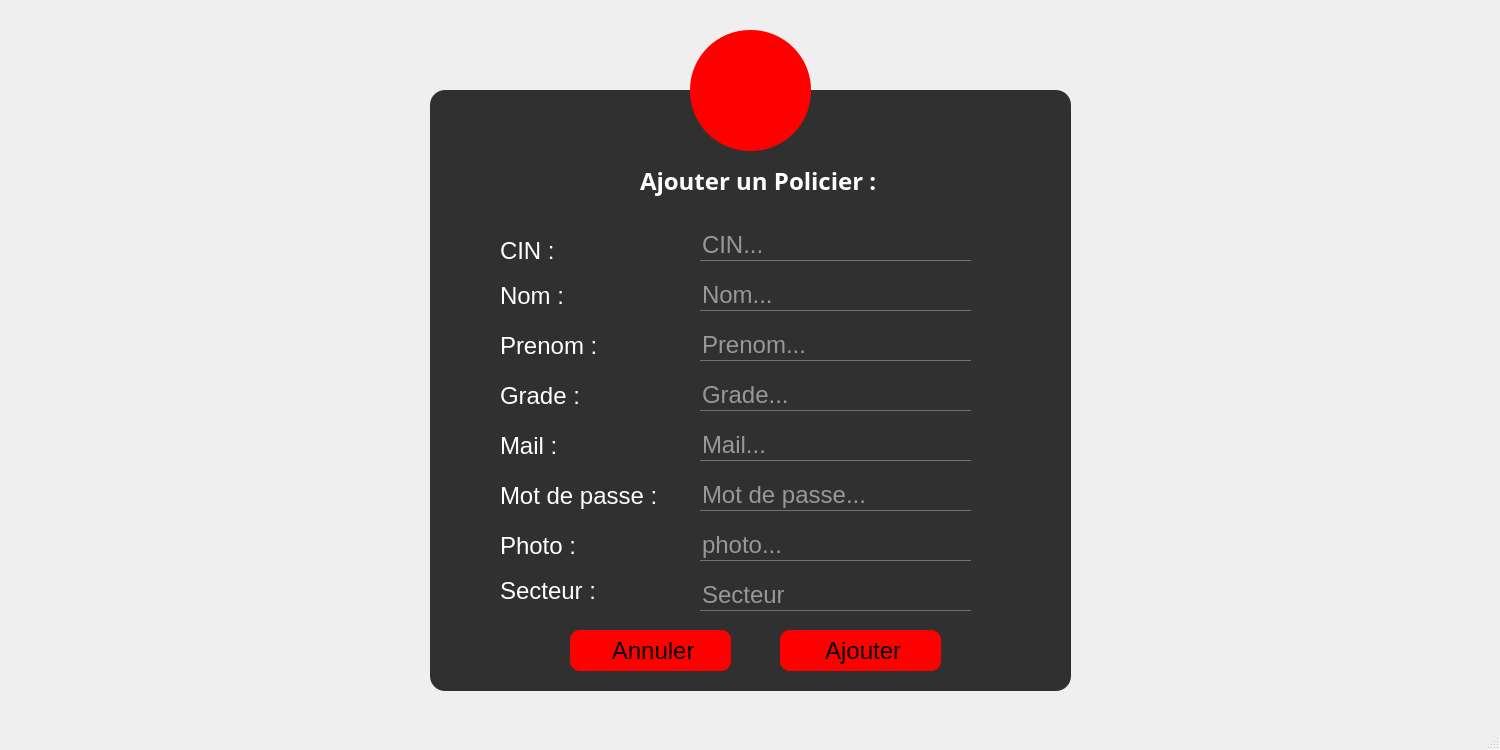
Qt form policestation.ui (nefissaKhiari/Smart_Plolice_Station) before a commit.
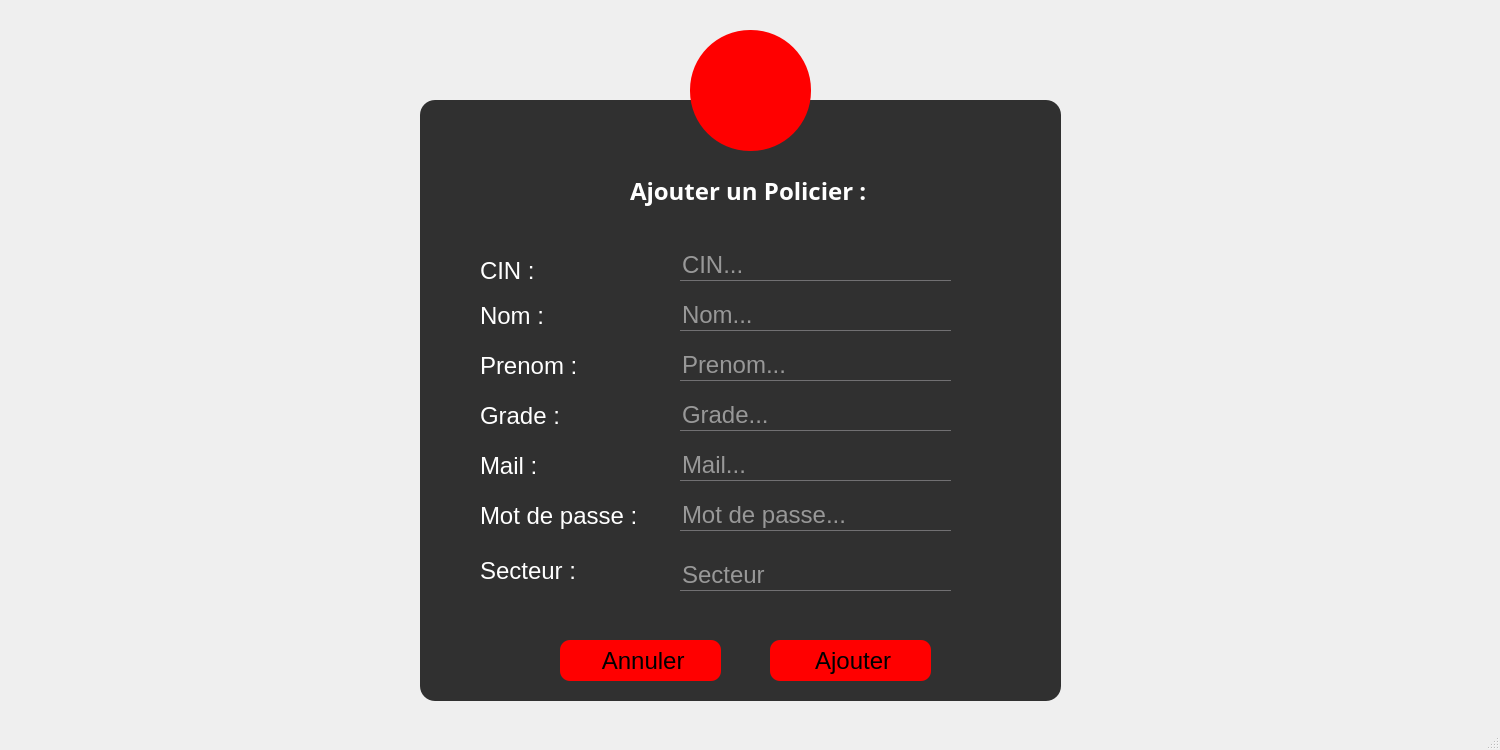
The same form after that commit. The open tabs and pages were chosen to show the change. Icons and pictures are not drawn.

```diff
--- a/policestation.ui
+++ b/policestation.ui
@@ -15428,8 +15428,8 @@
      <widget class="QFrame" name="frame_49">
       <property name="geometry">
        <rect>
-        <x>430</x>
-        <y>80</y>
+        <x>420</x>
+        <y>90</y>
         <width>641</width>
         <height>601</height>
        </rect>
@@ -15470,8 +15470,8 @@
       <widget class="QLabel" name="L_ANomPolicier">
        <property name="geometry">
         <rect>
-         <x>70</x>
-         <y>190</y>
+         <x>60</x>
+         <y>200</y>
          <width>121</width>
          <height>31</height>
         </rect>
@@ -15486,8 +15486,8 @@
       <widget class="QLabel" name="L_APrenomPolicier">
        <property name="geometry">
         <rect>
-         <x>70</x>
-         <y>240</y>
+         <x>60</x>
+         <y>250</y>
          <width>121</width>
          <height>31</height>
         </rect>
@@ -15502,8 +15502,8 @@
       <widget class="QLabel" name="L_AGradePolicier">
        <property name="geometry">
         <rect>
-         <x>70</x>
-         <y>290</y>
+         <x>60</x>
+         <y>300</y>
          <width>131</width>
          <height>31</height>
         </rect>
@@ -15518,8 +15518,8 @@
       <widget class="QLabel" name="L_AMailPolicier">
        <property name="geometry">
         <rect>
-         <x>70</x>
-         <y>340</y>
+         <x>60</x>
+         <y>350</y>
          <width>141</width>
          <height>31</height>
         </rect>
@@ -15534,8 +15534,8 @@
       <widget class="QLabel" name="L_AMdpPolicier">
        <property name="geometry">
         <rect>
-         <x>70</x>
-         <y>390</y>
+         <x>60</x>
+         <y>400</y>
          <width>161</width>
          <height>31</height>
         </rect>
@@ -15631,8 +15631,8 @@
       <widget class="QLabel" name="L_ACinPolicier">
        <property name="geometry">
         <rect>
-         <x>70</x>
-         <y>150</y>
+         <x>60</x>
+         <y>160</y>
          <width>81</width>
          <height>21</height>
         </rect>
@@ -15644,30 +15644,11 @@
         <string>CIN :</string>
        </property>
       </widget>
-      <widget class="QLabel" name="label_12">
-       <property name="enabled">
-        <bool>true</bool>
-       </property>
-       <property name="geometry">
-        <rect>
-         <x>70</x>
-         <y>440</y>
-         <width>151</width>
-         <height>31</height>
-        </rect>
-       </property>
-       <property name="styleSheet">
-        <string notr="true">background: transparent;</string>
-       </property>
-       <property name="text">
-        <string>Photo :</string>
-       </property>
-      </widget>
       <widget class="QLabel" name="label_13">
        <property name="geometry">
         <rect>
-         <x>70</x>
-         <y>490</y>
+         <x>60</x>
+         <y>460</y>
          <width>131</width>
          <height>21</height>
         </rect>
@@ -15682,8 +15663,8 @@
       <widget class="QLineEdit" name="LE_ACin">
        <property name="geometry">
         <rect>
-         <x>270</x>
-         <y>140</y>
+         <x>260</x>
+         <y>150</y>
          <width>271</width>
          <height>31</height>
         </rect>
@@ -15698,8 +15679,8 @@
       <widget class="QLineEdit" name="LE_ANomPolicier">
        <property name="geometry">
         <rect>
-         <x>270</x>
-         <y>190</y>
+         <x>260</x>
+         <y>200</y>
          <width>271</width>
          <height>31</height>
         </rect>
@@ -15711,8 +15692,8 @@
       <widget class="QLineEdit" name="LE_APrenomPolicier">
        <property name="geometry">
         <rect>
-         <x>270</x>
-         <y>240</y>
+         <x>260</x>
+         <y>250</y>
          <width>271</width>
          <height>31</height>
         </rect>
@@ -15724,8 +15705,8 @@
       <widget class="QLineEdit" name="LE_AGradePolicier">
        <property name="geometry">
         <rect>
-         <x>270</x>
-         <y>290</y>
+         <x>260</x>
+         <y>300</y>
          <width>271</width>
          <height>31</height>
         </rect>
@@ -15737,8 +15718,8 @@
       <widget class="QLineEdit" name="LE_AMailPolicier">
        <property name="geometry">
         <rect>
-         <x>270</x>
-         <y>340</y>
+         <x>260</x>
+         <y>350</y>
          <width>271</width>
          <height>31</height>
         </rect>
@@ -15750,8 +15731,8 @@
       <widget class="QLineEdit" name="LE_AMdpPolicier">
        <property name="geometry">
         <rect>
-         <x>270</x>
-         <y>390</y>
+         <x>260</x>
+         <y>400</y>
          <width>271</width>
          <height>31</height>
         </rect>
@@ -15760,24 +15741,11 @@
         <string>Mot de passe...</string>
        </property>
       </widget>
-      <widget class="QLineEdit" name="LE_APhotoPolicier">
-       <property name="geometry">
-        <rect>
-         <x>270</x>
-         <y>440</y>
-         <width>271</width>
-         <height>31</height>
-        </rect>
-       </property>
-       <property name="placeholderText">
-        <string>photo...</string>
-       </property>
-      </widget>
       <widget class="QLineEdit" name="LE_ASecteurPolicier">
        <property name="geometry">
         <rect>
-         <x>270</x>
-         <y>490</y>
+         <x>260</x>
+         <y>460</y>
          <width>271</width>
          <height>31</height>
         </rect>
```
Left out of the diff: 65 changed lines with no effect on the pictures.
